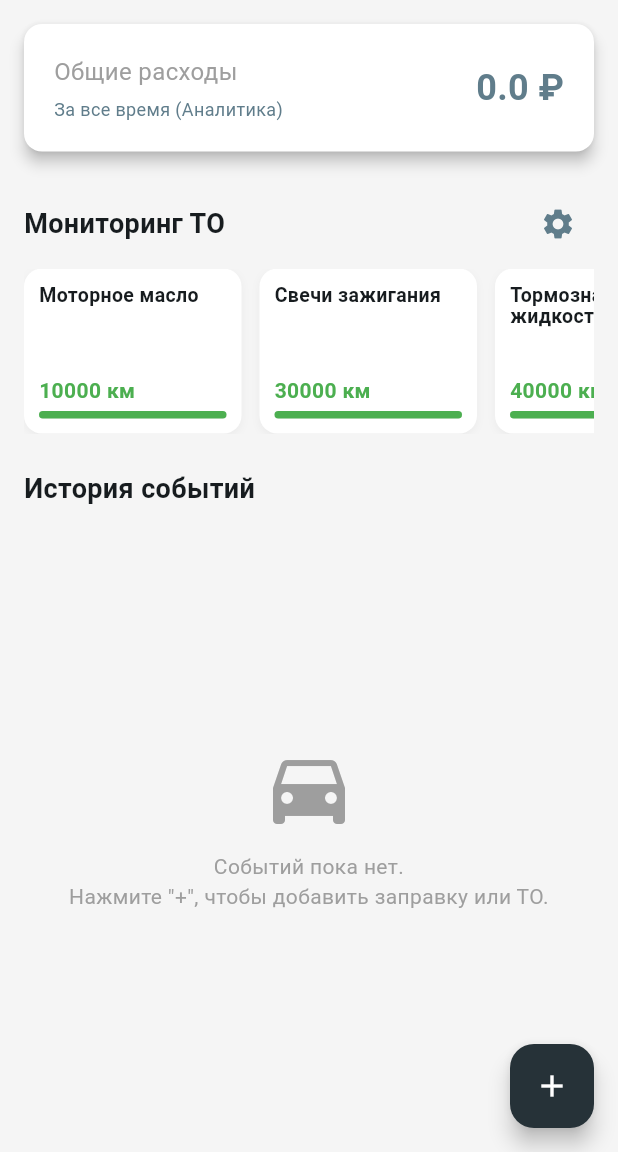
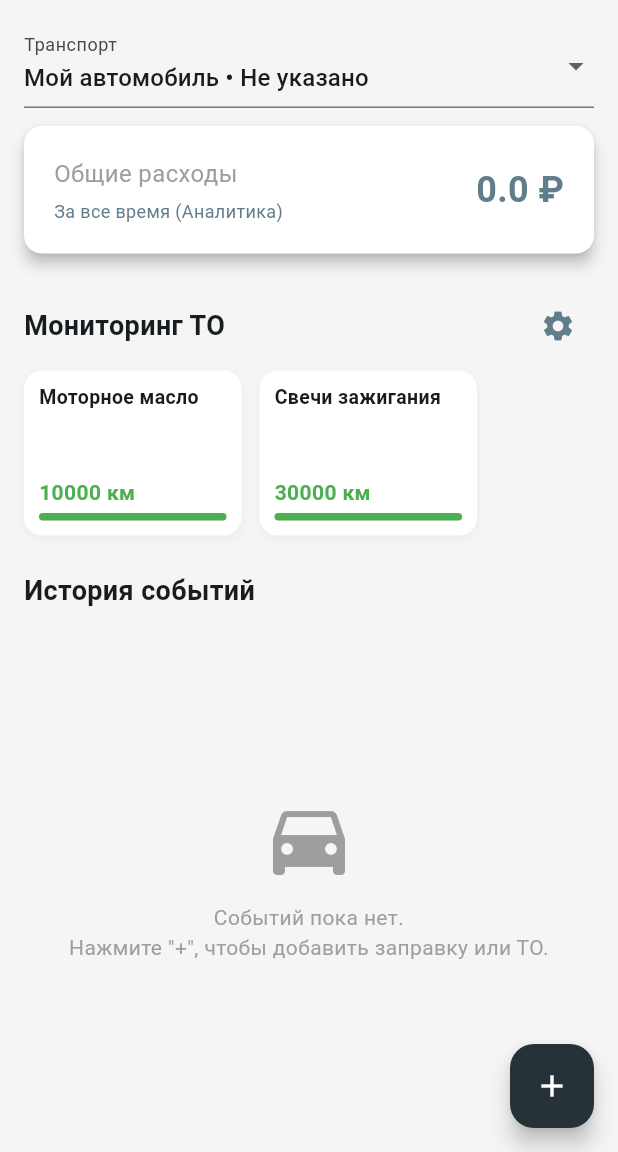
Before and after one commit to dunichev77777-create/Auto-tracker-app, a Flutter app: the screen it shows after launch, on a phone screen of 412 x 824 dp, the part 84-1236 px from its top. Run offline on Flutter 3.47's test engine with Material 3 defaults, Android fonts, the phone set to English and light mode, and no system bars; our stand-ins replace isar; accounts and stored records are empty; generated files the repository leaves out were written again.

Commit message:
Добавил возможность выбирать период анализа и параметры мониторинга

```diff
--- a/lib/Models/maintenance_setting.dart
+++ b/lib/Models/maintenance_setting.dart
@@ -22,4 +22,8 @@ class MaintenanceSetting {
 
   /// Дата последнего изменения или замены.
   late DateTime lastChangedDate;
+
+  /// Показывать ли правило на главном экране мониторинга ТО.
+  /// Значение по умолчанию false, чтобы старые записи из базы не ломали запуск.
+  bool showOnMainScreen = false;
 }
--- a/lib/database_service.dart
+++ b/lib/database_service.dart
@@ -180,7 +180,8 @@ class DatabaseService {
 
   /// Возвращает расходы за выбранный период и при необходимости только для одного транспорта.
   static Future<List<Expense>> getExpensesForPeriod(DateTime start, DateTime end, {Id? vehicleId}) async {
-    var query = isar.expenses.filter().dateBetween(start, end, includeLower: true, includeUpper: true);
+    final endInclusive = end.add(const Duration(days: 1));
+    var query = isar.expenses.filter().dateBetween(start, endInclusive, includeLower: true, includeUpper: true);
     if (vehicleId != null) {
       query = query.vehicle((q) => q.idEqualTo(vehicleId));
     }
@@ -219,30 +220,34 @@ class DatabaseService {
   static Future<List<MaintenanceSetting>> getAllMaintenanceSettings() async {
     final settings = await isar.maintenanceSettings.where().findAll();
 
-    // Если база пуста (первый запуск), заполним её дефолтными значениями
+    // Если база пуста (первый запуск), заполним её дефолтными значениями.
     if (settings.isEmpty) {
       final defaultSettings = [
         MaintenanceSetting()
           ..title = 'Моторное масло'
           ..intervalKm = 10000
           ..lastChangedOdometer = 0
-          ..lastChangedDate = DateTime.now(),
+          ..lastChangedDate = DateTime.now()
+          ..showOnMainScreen = true,
         MaintenanceSetting()
           ..title = 'Свечи зажигания'
           ..intervalKm = 30000
           ..lastChangedOdometer = 0
-          ..lastChangedDate = DateTime.now(),
+          ..lastChangedDate = DateTime.now()
+          ..showOnMainScreen = true,
         MaintenanceSetting()
           ..title = 'Тормозная жидкость'
           ..intervalKm = 40000
           ..lastChangedOdometer = 0
-          ..lastChangedDate = DateTime.now(),
+          ..lastChangedDate = DateTime.now()
+          ..showOnMainScreen = false,
       ];
       await isar.writeTxn(() async {
         await isar.maintenanceSettings.putAll(defaultSettings);
       });
       return defaultSettings;
     }
+
     return settings;
   }
 
@@ -254,12 +259,15 @@ class DatabaseService {
   }
 
   /// Обновляет интервал обслуживания и пробег последней замены для выбранного правила.
-  static Future<void> updateMaintenanceSetting(Id id, int interval, int lastChanged) async {
+  static Future<void> updateMaintenanceSetting(Id id, int interval, int lastChanged, {bool? showOnMainScreen}) async {
     await isar.writeTxn(() async {
       final setting = await isar.maintenanceSettings.get(id);
       if (setting != null) {
         setting.intervalKm = interval;
         setting.lastChangedOdometer = lastChanged;
+        if (showOnMainScreen != null) {
+          setting.showOnMainScreen = showOnMainScreen;
+        }
         await isar.maintenanceSettings.put(setting);
       }
     });
--- a/lib/main.dart
+++ b/lib/main.dart
@@ -1,13 +1,16 @@
 import 'package:flutter/material.dart';
+import 'package:flutter_localizations/flutter_localizations.dart';
 import 'add_expense_screen.dart';
 import 'database_service.dart';
 import 'Models/expense.dart';
 import 'Models/maintenance_setting.dart';
+import 'Models/vehicle.dart';
 import 'package:intl/intl.dart';
 import 'analytics_screen.dart';
 import 'maintenance_settings_screen.dart';
 import 'reference_items_screen.dart';
 import 'vehicle_management_screen.dart';
+import 'vehicle_selection_helper.dart';
 
 /// Точка входа приложения.
 /// Инициализирует базу данных и запускает корневой виджет.
@@ -26,6 +29,15 @@ class MyCarApp extends StatelessWidget {
     return MaterialApp(
       title: 'Auto tracker',
       debugShowCheckedModeBanner: false,
+      localizationsDelegates: const [
+        GlobalMaterialLocalizations.delegate,
+        GlobalWidgetsLocalizations.delegate,
+        GlobalCupertinoLocalizations.delegate,
+      ],
+      supportedLocales: const [
+        Locale('ru', 'RU'),
+        Locale('en', 'US'),
+      ],
       theme: ThemeData(
         colorScheme: ColorScheme.fromSeed(seedColor: Colors.blueGrey),
         useMaterial3: true,
@@ -45,6 +57,8 @@ class MainScreen extends StatefulWidget {
 
 class _MainScreenState extends State<MainScreen> {
   bool _isInitializing = true;
+  Vehicle? _selectedVehicle;
+  List<Vehicle> _vehicles = [];
 
   @override
   void initState() {
@@ -54,15 +68,33 @@ class _MainScreenState extends State<MainScreen> {
 
   Future<void> _initializeData() async {
     await DatabaseService.init();
+    final vehicles = await DatabaseService.getAllVehicles();
+    final defaultVehicle = await DatabaseService.getDefaultVehicle();
     if (!mounted) return;
     setState(() {
+      _vehicles = vehicles;
+      _selectedVehicle = resolveSelectedVehicle(
+        vehicles: vehicles,
+        currentSelection: _selectedVehicle,
+        defaultVehicle: defaultVehicle,
+      );
       _isInitializing = false;
     });
   }
 
   /// Перерисовывает экран после возврата с дочернего экрана.
-  void _refreshData() {
-    setState(() {});
+  Future<void> _refreshData() async {
+    final vehicles = await DatabaseService.getAllVehicles();
+    final defaultVehicle = await DatabaseService.getDefaultVehicle();
+    if (!mounted) return;
+    setState(() {
+      _vehicles = vehicles;
+      _selectedVehicle = resolveSelectedVehicle(
+        vehicles: vehicles,
+        currentSelection: _selectedVehicle,
+        defaultVehicle: defaultVehicle,
+      );
+    });
   }
 
   /// Формирует карточку элемента обслуживания ТО.
@@ -223,10 +255,13 @@ class _MainScreenState extends State<MainScreen> {
           }
 
           final expenses = expenseSnapshot.data ?? [];
-          final totalExpenses = expenses.fold<double>(0.0, (sum, item) => sum + item.amount);
+          final filteredExpenses = _selectedVehicle == null
+              ? expenses
+              : expenses.where((expense) => expense.vehicle.value?.id == _selectedVehicle!.id).toList();
+          final totalExpenses = filteredExpenses.fold<double>(0.0, (sum, item) => sum + item.amount);
 
-          final currentOdometer = expenses.isNotEmpty
-              ? expenses.map((e) => e.odometer).reduce((a, b) => a > b ? a : b)
+          final currentOdometer = filteredExpenses.isNotEmpty
+              ? filteredExpenses.map((e) => e.odometer).reduce((a, b) => a > b ? a : b)
               : 0;
 
           return Padding(
@@ -234,6 +269,32 @@ class _MainScreenState extends State<MainScreen> {
             child: Column(
               crossAxisAlignment: CrossAxisAlignment.start,
               children: [
+                Row(
+                  children: [
+                    Expanded(
+                      child: DropdownButtonFormField<Vehicle?>(
+                        initialValue: _selectedVehicle,
+                        decoration: const InputDecoration(labelText: 'Транспорт'),
+                        items: [
+                          const DropdownMenuItem<Vehicle?>(value: null, child: Text('Все')),
+                          ..._vehicles.map((Vehicle vehicle) {
+                            return DropdownMenuItem<Vehicle?>(
+                              value: vehicle,
+                              child: Text(vehicle.plate != null && vehicle.plate!.isNotEmpty ? '${vehicle.name} • ${vehicle.plate}' : vehicle.name),
+                            );
+                          }),
+                        ],
+                        onChanged: (Vehicle? value) {
+                          setState(() {
+                            _selectedVehicle = value;
+                          });
+                        },
+                      ),
+                    ),
+                  ],
+                ),
+                const SizedBox(height: 12),
+
                 // Виджет Общих Расходов
                 InkWell(
                   onTap: () async {
@@ -293,7 +354,7 @@ class _MainScreenState extends State<MainScreen> {
                   future: DatabaseService.getAllMaintenanceSettings(),
                   builder: (context, settingsSnapshot) {
                     if (!settingsSnapshot.hasData) return const SizedBox(height: 110);
-                    final settings = settingsSnapshot.data!;
+                    final settings = settingsSnapshot.data!.where((rule) => rule.showOnMainScreen).toList();
 
                     return SizedBox(
                       height: 110, // Увеличили высоту для безопасности
@@ -318,7 +379,7 @@ class _MainScreenState extends State<MainScreen> {
                 const SizedBox(height: 10),
 
                 Expanded(
-                  child: expenses.isEmpty
+                  child: filteredExpenses.isEmpty
                       ? const Center(
                           child: Column(
                             mainAxisAlignment: MainAxisAlignment.center,
@@ -334,10 +395,11 @@ class _MainScreenState extends State<MainScreen> {
                           ),
                         )
                       : ListView.builder(
-                          itemCount: expenses.length,
+                          itemCount: filteredExpenses.length,
                           itemBuilder: (context, index) {
-                            final expense = expenses[index];
+                            final expense = filteredExpenses[index];
                             final categoryName = expense.category.value?.name ?? 'Без категории';
+                            final vehicleName = expense.vehicle.value?.name ?? 'Транспорт';
                             final dateFormatted = DateFormat('dd.MM.yyyy').format(expense.date);
 
                             return InkWell(
@@ -362,7 +424,7 @@ class _MainScreenState extends State<MainScreen> {
                                     ),
                                   ),
                                   title: Text(categoryName, style: const TextStyle(fontWeight: FontWeight.bold)),
-                                  subtitle: Text('$dateFormatted • ${expense.odometer} км'),
+                                  subtitle: Text('$dateFormatted • ${expense.odometer} км • $vehicleName'),
                                   trailing: Text(
                                     '-${expense.amount.toStringAsFixed(1)} ₽',
                                     style: const TextStyle(color: Colors.redAccent, fontWeight: FontWeight.bold, fontSize: 16),
--- /dev/null
+++ b/lib/vehicle_selection_helper.dart
@@ -0,0 +1,41 @@
+import 'Models/vehicle.dart';
+
+/// Возвращает транспортное средство для текущего выбора.
+///
+/// Если у пользователя уже есть активный выбор и он ещё существует в списке,
+/// он сохраняется. Иначе используется транспорт по умолчанию, а затем — первый
+/// доступный автомобиль. Если автомобилей нет, возвращается null.
+Vehicle? resolveSelectedVehicle({
+  required List<Vehicle> vehicles,
+  required Vehicle? currentSelection,
+  required Vehicle? defaultVehicle,
+  bool preserveExistingSelection = true,
+}) {
+  Vehicle? findVehicleById(int? id) {
+    if (id == null) {
+      return null;
+    }
+
+    for (final vehicle in vehicles) {
+      if (vehicle.id == id) {
+        return vehicle;
+      }
+    }
+
+    return null;
+  }
+
+  if (preserveExistingSelection && currentSelection != null) {
+    final matchingVehicle = findVehicleById(currentSelection.id);
+    if (matchingVehicle != null) {
+      return matchingVehicle;
+    }
+  }
+
+  final matchingDefaultVehicle = findVehicleById(defaultVehicle?.id);
+  if (matchingDefaultVehicle != null) {
+    return matchingDefaultVehicle;
+  }
+
+  return vehicles.isNotEmpty ? vehicles.first : null;
+}
--- a/pubspec.yaml
+++ b/pubspec.yaml
@@ -30,7 +30,9 @@ environment:
 dependencies:
   flutter:
     sdk: flutter
-  intl: ^0.20.3
+  flutter_localizations:
+    sdk: flutter
+  intl: ^0.20.2
   isar: 3.1.0+1
   isar_flutter_libs: 3.1.0+1
   path_provider: ^2.1.3
```
Also changed, not shown: lib/analytics_screen.dart (+20 -11 lines), lib/maintenance_settings_screen.dart (+24 -3 lines), lib/Models/maintenance_setting.g.dart, pubspec.lock.
